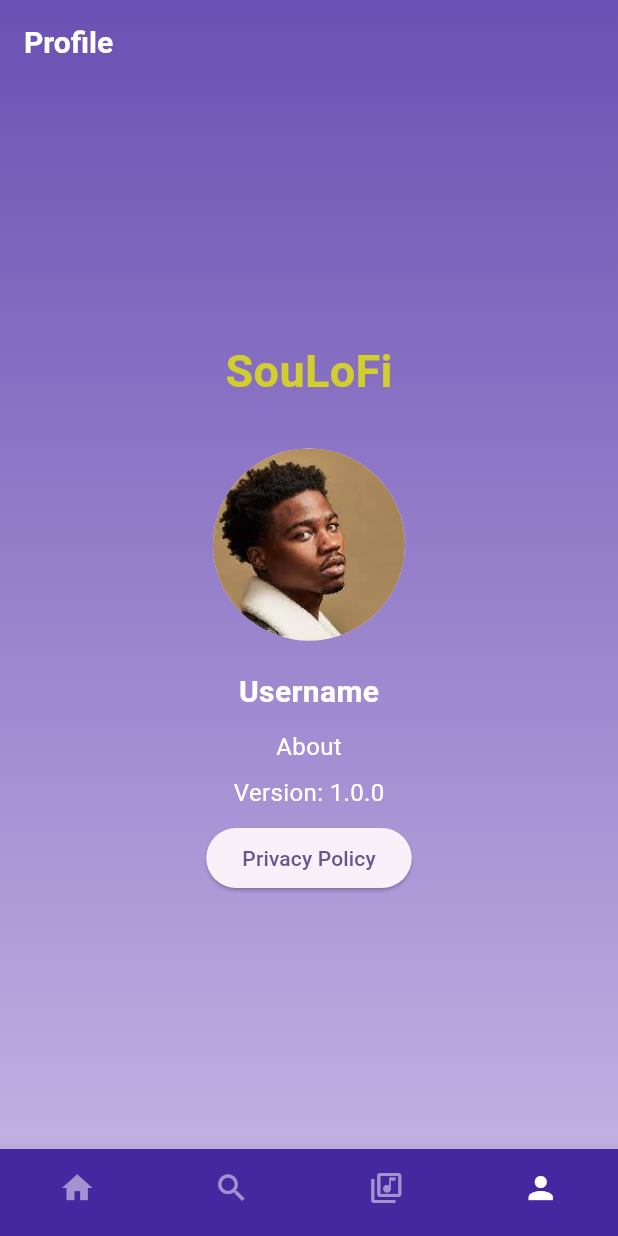
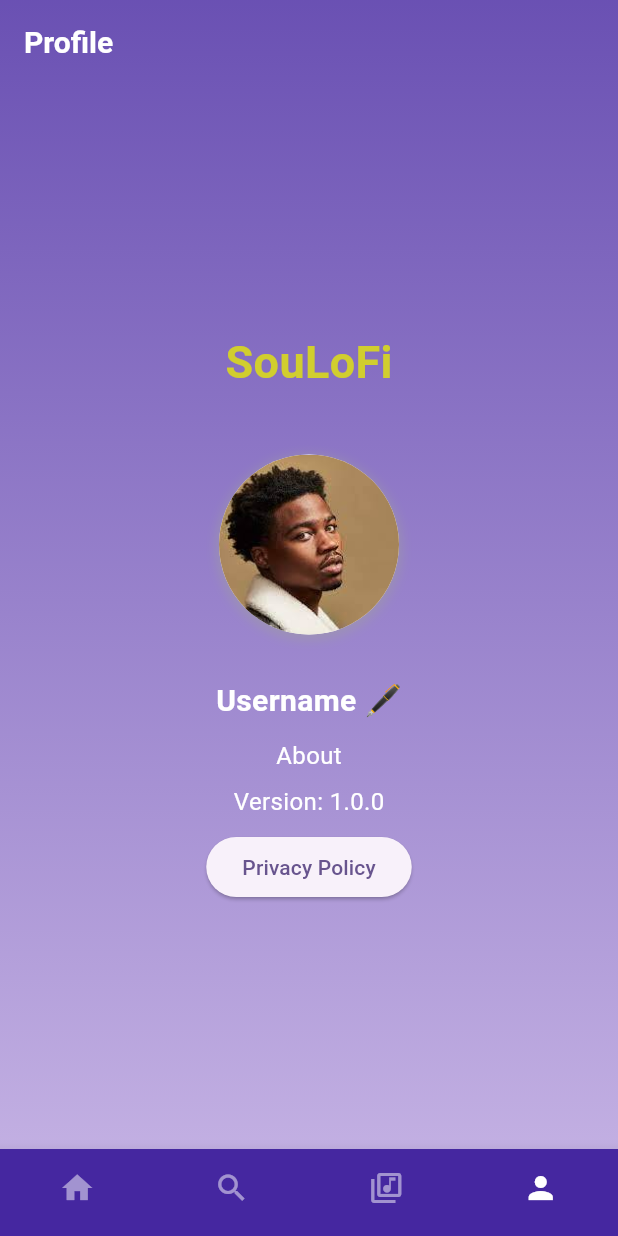
Before and after one commit to Mxxzi/soulofi, a Flutter app: the screen it shows after launch, item 4 of the bottom bar chosen, on a phone screen of 412 x 824 dp. Run offline on Flutter 3.47's test engine with Material 2 defaults, Android fonts, the phone set to English and light mode, and no system bars; our stand-ins replace hive, hive_flutter, image_picker, just_audio, on_audio_query, shared_preferences; accounts and stored records are empty.

Commit message:
Profile image done

```diff
--- a/lib/screens/addtoplaylist.dart
+++ b/lib/screens/addtoplaylist.dart
@@ -1,7 +1,6 @@
 import 'dart:developer';
 
 import 'package:flutter/material.dart';
-import 'package:hive/hive.dart';
 import 'package:soulofi/model/songs_adaptor.dart';
 
 import '../data/database_instance.dart';
--- a/lib/screens/profile_screen.dart
+++ b/lib/screens/profile_screen.dart
@@ -1,8 +1,12 @@
+import 'dart:convert';
 import 'dart:developer';
+import 'dart:io';
 
-import 'package:flutter/gestures.dart';
+import 'package:flutter/foundation.dart';
 import 'package:flutter/material.dart';
+import 'package:image_picker/image_picker.dart';
 import 'package:shared_preferences/shared_preferences.dart';
+import 'package:soulofi/data/database_instance.dart';
 import 'package:url_launcher/url_launcher.dart';
 
 class ProfileScreen extends StatefulWidget {
@@ -13,12 +17,202 @@
 }
 
 class _ProfileScreenState extends State<ProfileScreen> {
-  String _name = 'Username';
+  String _name = 'Username 🖋️';
   final String _imageUrl = 'assets/images/photo2.jpg';
   TextEditingController changeName = TextEditingController();
+  final ImagePicker _picker = ImagePicker();
+  XFile? imageXFile;
+  String avatarimage = "";
+  dynamic picture;
+  final box = Boxes.getInstance();
+
+  String url = 'https://sites.google.com/view/soulofi/home';
+
+  void _launchURL() async {
+    log('Launching URL');
+    launchUrl(Uri.parse(url));
+  }
+
+  @override
+  Widget build(BuildContext context) {
+    return Container(
+      decoration: BoxDecoration(
+        gradient: LinearGradient(
+          begin: Alignment.topCenter,
+          end: Alignment.bottomCenter,
+          colors: [
+            Colors.deepPurple.shade800.withOpacity(0.8),
+            Colors.deepPurple.shade200.withOpacity(0.8),
+          ],
+        ),
+      ),
+      child: Scaffold(
+        backgroundColor: Colors.transparent,
+        appBar: AppBar(
+          automaticallyImplyLeading: false,
+          backgroundColor: Colors.transparent,
+          title: const Text(
+            "Profile",
+            style: TextStyle(
+              color: Colors.white,
+              fontWeight: FontWeight.bold,
+              fontSize: 20,
+            ),
+          ),
+        ),
+        body: Padding(
+          padding: const EdgeInsets.all(50.0),
+          child: Center(
+            child: SingleChildScrollView(
+              child: Column(
+                crossAxisAlignment: CrossAxisAlignment.center,
+                children: [
+                  const Text(
+                    "SouLoFi",
+                    style: TextStyle(
+                        fontWeight: FontWeight.bold,
+                        color: Color.fromARGB(255, 209, 206, 46),
+                        fontSize: 30),
+                  ),
+                  const SizedBox(height: 30.0),
+                  GestureDetector(
+                    onTap: () {
+                      _getImage();
+                    },
+                    child: imageXFile?.path != null
+                        ?
+                        // ? CircleAvatar(
+                        //     child: Container(
+                        //       width: 100,
+                        //       height: 100,
+                        //       decoration: const BoxDecoration(
+                        //         shape: BoxShape.circle,
+                        //       ),
+                        //       child: ClipOval(
+                        //         child: Image.file(
+                        //           File(imageXFile!.path),
+                        //           fit: BoxFit.fill,
+                        //         ),
+                        //       ),
+                        //     ),
+                        //   )
+                        CircleAvatar(
+                            radius:
+                                50, // Set the desired radius for the circular avatar
+                            backgroundColor: Colors
+                                .transparent, // Set the background color to transparent
+                            child: Container(
+                              width: 120, // Set the width of the container
+                              height: 120, // Set the height of the container
+                              decoration: ShapeDecoration(
+                                color: Colors
+                                    .white, // Set the background color of the container
+                                shape:
+                                    CircleBorder(), // Use CircleBorder to create a circular shape
+                                shadows: [
+                                  BoxShadow(
+                                    color: Colors.grey.withOpacity(
+                                        0.5), // Set the color and opacity of the shadow
+                                    spreadRadius:
+                                        2, // Set how far the shadow spreads
+                                    blurRadius:
+                                        5, // Set the blur radius (the larger, the more spread out the shadow)
+                                    offset: const Offset(0,
+                                        2), // Set the offset of the shadow (x, y)
+                                  ),
+                                ],
+                              ),
+                              child: ClipOval(
+                                // Clip the child (asset image) to a circular shape
+                                child: Image.file(
+                                  File(imageXFile!
+                                      .path), // Replace 'image_name.png' with the actual asset image path
+                                  fit: BoxFit
+                                      .cover, // Choose the appropriate BoxFit option based on your requirement
+                                ),
+                              ),
+                            ),
+                          )
+                        : CircleAvatar(
+                            radius:
+                                70, // Set the desired radius for the circular avatar
+                            backgroundColor: Colors
+                                .transparent, // Set the background color to transparent
+                            child: Container(
+                              width: 120, // Set the width of the container
+                              height: 120, // Set the height of the container
+                              decoration: ShapeDecoration(
+                                color: Colors
+                                    .white, // Set the background color of the container
+                                shape:
+                                    CircleBorder(), // Use CircleBorder to create a circular shape
+                                shadows: [
+                                  BoxShadow(
+                                    color: Colors.grey.withOpacity(
+                                        0.5), // Set the color and opacity of the shadow
+                                    spreadRadius:
+                                        2, // Set how far the shadow spreads
+                                    blurRadius:
+                                        5, // Set the blur radius (the larger, the more spread out the shadow)
+                                    offset: const Offset(0,
+                                        2), // Set the offset of the shadow (x, y)
+                                  ),
+                                ],
+                              ),
+                              child: ClipOval(
+                                // Clip the child (asset image) to a circular shape
+                                child: Image.asset(
+                                  _imageUrl, // Replace 'image_name.png' with the actual asset image path
+                                  fit: BoxFit
+                                      .cover, // Choose the appropriate BoxFit option based on your requirement
+                                ),
+                              ),
+                            ),
+                          ),
+                  ),
+                  const SizedBox(height: 20.0),
+                  GestureDetector(
+                    onTap: () {
+                      _changeName();
+                    },
+                    child: Text(
+                      _name,
+                      style: const TextStyle(
+                        color: Colors.white,
+                        fontSize: 20.0,
+                        fontWeight: FontWeight.bold,
+                      ),
+                    ),
+                  ),
+                  const SizedBox(height: 10.0),
+                  const Text(
+                    'About',
+                    style: TextStyle(
+                      fontSize: 16.0,
+                      color: Colors.white,
+                    ),
+                  ),
+                  const SizedBox(height: 8.0),
+                  const Text(
+                    'Version: 1.0.0',
+                    style: TextStyle(fontSize: 16.0, color: Colors.white),
+                  ),
+                  const SizedBox(height: 8.0),
+                  ElevatedButton(
+                    onPressed: _launchURL,
+                    child: const Text('Privacy Policy'),
+                  )
+                ],
+              ),
+            ),
+          ),
+        ),
+      ),
+    );
+  }
 
   Future<void> _changeName() async {
-    String newName = await showDialog(
+    String? newName = await showDialog(
       context: context,
       builder: (BuildContext context) {
         return AlertDialog(
@@ -71,101 +265,15 @@
     }
   }
 
-  String url = 'https://sites.google.com/view/soulofi/home';
+  Future<void> _getImage() async {
+    imageXFile = await _picker.pickImage(source: ImageSource.gallery);
 
-  void _launchURL() async {
-    log('Launching URL');
-    launchUrl(Uri.parse(url));
-  }
+    setState(() {
+      imageXFile;
+    });
 
-  @override
-  Widget build(BuildContext context) {
-    return Container(
-      decoration: BoxDecoration(
-        gradient: LinearGradient(
-          begin: Alignment.topCenter,
-          end: Alignment.bottomCenter,
-          colors: [
-            Colors.deepPurple.shade800.withOpacity(0.8),
-            Colors.deepPurple.shade200.withOpacity(0.8),
-          ],
-        ),
-      ),
-      child: Scaffold(
-        backgroundColor: Colors.transparent,
-        appBar: AppBar(
-          automaticallyImplyLeading: false,
-          backgroundColor: Colors.transparent,
-          title: const Text(
-            "Profile",
-            style: TextStyle(
-              color: Colors.white,
-              fontWeight: FontWeight.bold,
-              fontSize: 20,
-            ),
-          ),
-        ),
-        body: Padding(
-          padding: const EdgeInsets.all(50.0),
-          child: Center(
-            child: SingleChildScrollView(
-              child: Column(
-                crossAxisAlignment: CrossAxisAlignment.center,
-                children: [
-                  const Text(
-                    "SouLoFi",
-                    style: TextStyle(
-                        fontWeight: FontWeight.bold,
-                        color: Color.fromARGB(255, 209, 206, 46),
-                        fontSize: 30),
-                  ),
-                  SizedBox(height: 30.0),
-                  GestureDetector(
-                    onTap: () {},
-                    child: CircleAvatar(
-                      radius: 64.0,
-                      backgroundImage:
-                          _imageUrl != null ? AssetImage(_imageUrl!) : null,
-                    ),
-                  ),
-                  SizedBox(height: 20.0),
-                  GestureDetector(
-                    onTap: () {
-                      _changeName();
-                    },
-                    child: Text(
-                      _name,
-                      style: const TextStyle(
-                        color: Colors.white,
-                        fontSize: 20.0,
-                        fontWeight: FontWeight.bold,
-                      ),
-                    ),
-                  ),
-                  SizedBox(height: 10.0),
-                  const Text(
-                    'About',
-                    style: TextStyle(
-                      fontSize: 16.0,
-                      color: Colors.white,
-                    ),
-                  ),
-                  SizedBox(height: 8.0),
-                  const Text(
-                    'Version: 1.0.0',
-                    style: TextStyle(fontSize: 16.0, color: Colors.white),
-                  ),
-                  SizedBox(height: 8.0),
-                  ElevatedButton(
-                    onPressed: _launchURL,
-                    child: const Text('Privacy Policy'),
-                  )
-                ],
-              ),
-            ),
-          ),
-        ),
-      ),
-    );
+    Uint8List avatarimage = await imageXFile!.readAsBytes();
+
+    picture = await base64Encode(avatarimage);
   }
 }
--- a/pubspec.yaml
+++ b/pubspec.yaml
@@ -45,6 +45,7 @@
   top_snackbar_flutter: ^3.1.0
   url_launcher: ^6.1.12
   shared_preferences: ^2.2.0
+  image_picker: ^1.0.1
 
 
 
```
Also changed, not shown: pubspec.lock, 6 other files.
